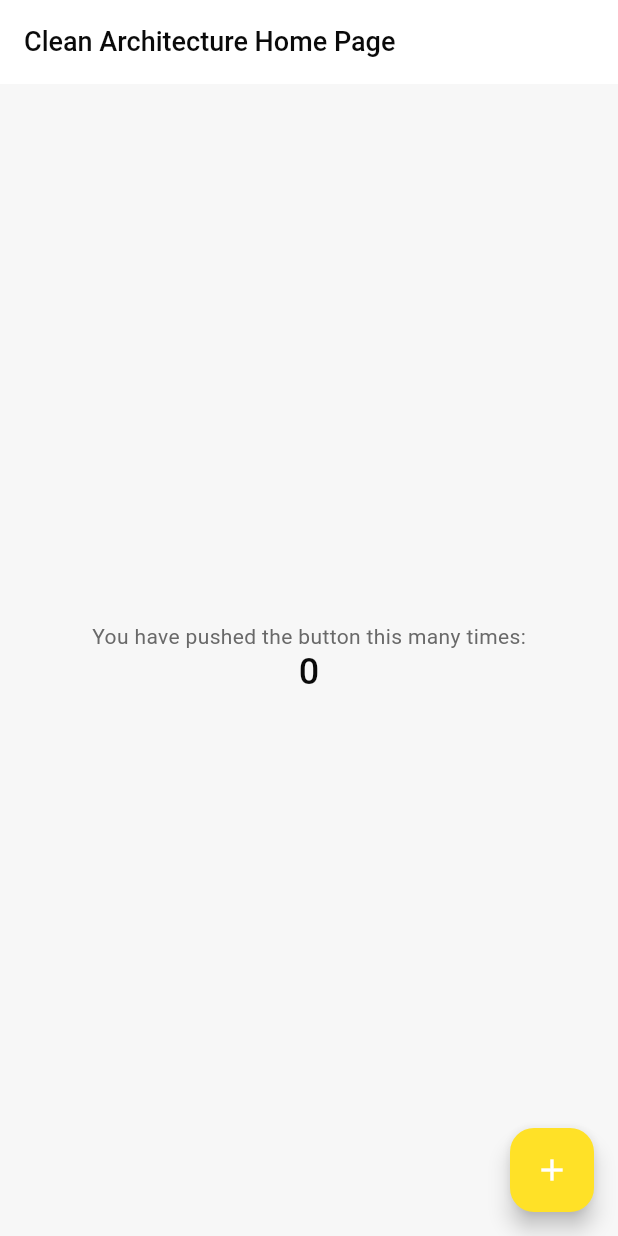
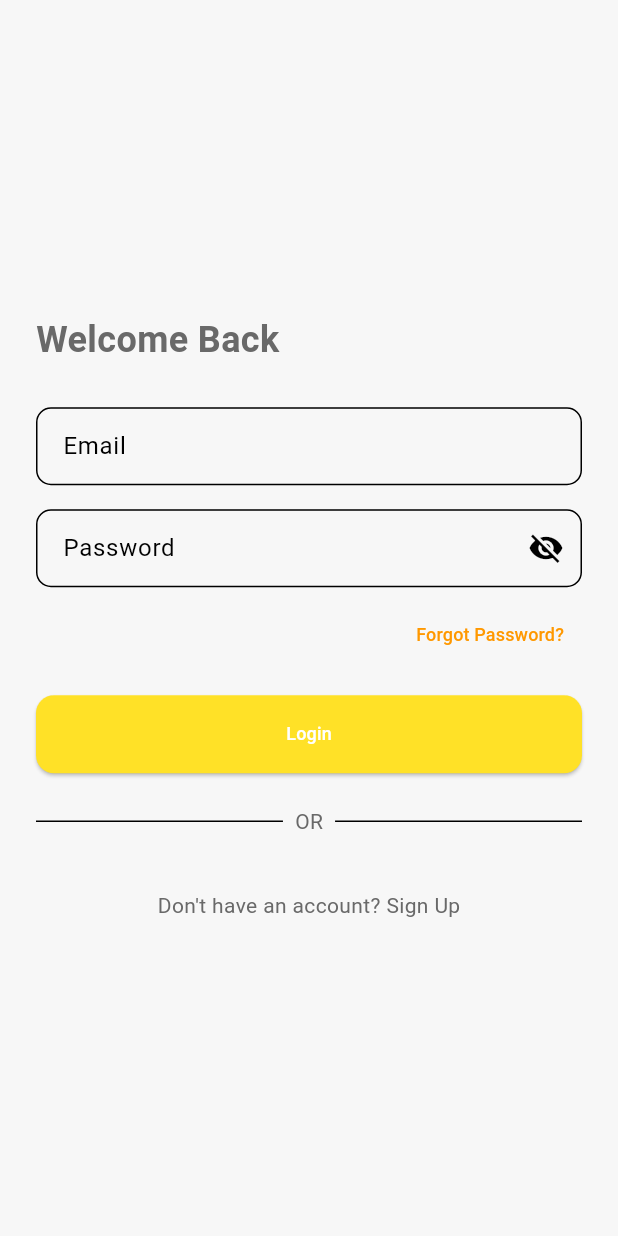
Before and after one commit to JiyadAhammad/clean_architecture_flutter_demo, a Flutter app: the screen it shows after launch, on a phone screen of 412 x 824 dp. Run offline on Flutter 3.47's test engine with Material 3 defaults, Android fonts, the phone set to English and light mode, and no system bars; our stand-ins replace device_info_plus, dio, flutter_secure_storage, freezed_annotation, get_it, package_info_plus; missing offline and left inert: dio_cache_interceptor; Roboto replaces fonts that are missing (GeneralSans).

Commit message:
Auth Ui layer created

```diff
--- a/lib/core/extensions/extensions.dart
+++ b/lib/core/extensions/extensions.dart
@@ -1,4 +1,4 @@
+export 'context_extensions.dart';
+export 'datetime_extensions.dart';
+export 'num_extensions.dart';
 export 'string_extensions.dart';
-export 'num_extensions.dart';
-export 'datetime_extensions.dart';
-export 'context_extensions.dart';
--- a/lib/core/theme/app_button_theme.dart
+++ b/lib/core/theme/app_button_theme.dart
@@ -3,13 +3,12 @@ import 'package:flutter/material.dart';
 ElevatedButtonThemeData primaryButtonTheme({
   required Color background,
   required Color foreground,
-  required TextStyle textStyle,
 }) {
   return ElevatedButtonThemeData(
     style: ElevatedButton.styleFrom(
       backgroundColor: background,
       foregroundColor: foreground,
-      textStyle: textStyle,
+      textStyle: const TextStyle(color: Colors.white),
       minimumSize: const Size(double.infinity, 52),
       shape: RoundedRectangleBorder(borderRadius: BorderRadius.circular(12)),
     ),
--- a/lib/core/theme/dark_theme.dart
+++ b/lib/core/theme/dark_theme.dart
@@ -24,7 +24,6 @@ ThemeData darkTheme() {
     elevatedButtonTheme: primaryButtonTheme(
       background: AppColors.yellowDark,
       foreground: Colors.black,
-      textStyle: textTheme.labelLarge!,
     ),
 
     appBarTheme: const AppBarTheme(
--- a/lib/core/theme/light_theme.dart
+++ b/lib/core/theme/light_theme.dart
@@ -30,7 +30,6 @@ ThemeData lightTheme() {
     elevatedButtonTheme: primaryButtonTheme(
       background: AppColors.yellow,
       foreground: Colors.black,
-      textStyle: textTheme.labelLarge!,
     ),
 
     snackBarTheme: const SnackBarThemeData(
--- a/lib/core/ui/widgets/button/primary_button.dart
+++ b/lib/core/ui/widgets/button/primary_button.dart
@@ -22,34 +22,26 @@ class PrimaryButton extends StatelessWidget {
       width: isLoading ? 52 : double.infinity,
       child: ElevatedButton(
         onPressed: isLoading ? null : onPressed,
-        style: ElevatedButton.styleFrom(
-          backgroundColor: theme.colorScheme.primary,
-          foregroundColor: theme.colorScheme.onPrimary,
-          disabledBackgroundColor: theme.colorScheme.primary.withValues(
-            alpha: 0.6,
-          ),
-          shape: RoundedRectangleBorder(
-            borderRadius: BorderRadius.circular(isLoading ? 26 : 12),
-          ),
-        ),
         child: AnimatedSwitcher(
           duration: const Duration(milliseconds: 200),
           child: isLoading
               ? SizedBox(
-                  key: const ValueKey('loader'),
+                  key: const ValueKey<String>('loader'),
                   height: 22,
                   width: 22,
                   child: CircularProgressIndicator(
                     strokeWidth: 2,
-                    valueColor: AlwaysStoppedAnimation(
+                    valueColor: AlwaysStoppedAnimation<Color>(
                       theme.colorScheme.onPrimary,
                     ),
                   ),
                 )
               : Text(
                   label,
-                  key: const ValueKey('label'),
-                  style: theme.textTheme.labelLarge,
+                  key: const ValueKey<String>('label'),
+                  style: theme.textTheme.labelLarge!.copyWith(
+                    color: Colors.white,
+                  ),
                 ),
         ),
       ),
--- a/lib/features/auth/presentation/pages/login_page.dart
+++ b/lib/features/auth/presentation/pages/login_page.dart
@@ -0,0 +1,128 @@
+import 'package:flutter/material.dart';
+
+import '../../../../core/ui/widgets/widgets.dart';
+
+class LoginPage extends StatefulWidget {
+  const LoginPage({super.key});
+
+  @override
+  State<LoginPage> createState() => _LoginPageState();
+}
+
+class _LoginPageState extends State<LoginPage> {
+  final TextEditingController emailController = TextEditingController();
+  final TextEditingController passwordController = TextEditingController();
+  bool obscurePassword = true;
+
+  @override
+  Widget build(BuildContext context) {
+    return Scaffold(
+      body: SafeArea(
+        child: Padding(
+          padding: const EdgeInsets.all(24),
+          child: Column(
+            crossAxisAlignment: CrossAxisAlignment.start,
+            children: <Widget>[
+              const Spacer(),
+
+              /// Title
+              const Text(
+                'Welcome Back',
+                style: TextStyle(fontSize: 24, fontWeight: FontWeight.bold),
+              ),
+
+              const SizedBox(height: 32),
+
+              /// Email
+              AppTextField(hint: 'Email', controller: emailController),
+
+              const SizedBox(height: 16),
+
+              /// Password
+              AppTextField(
+                hint: 'Password',
+                controller: passwordController,
+                obscureText: obscurePassword,
+                suffix: IconButton(
+                  icon: Icon(
+                    obscurePassword ? Icons.visibility_off : Icons.visibility,
+                  ),
+                  onPressed: () {
+                    setState(() {
+                      obscurePassword = !obscurePassword;
+                    });
+                  },
+                ),
+              ),
+
+              const SizedBox(height: 8),
+
+              /// Forgot password
+              Align(
+                alignment: Alignment.centerRight,
+                child: TextButton(
+                  onPressed: () {},
+                  child: const Text(
+                    'Forgot Password?',
+                    style: TextStyle(color: Colors.orange),
+                  ),
+                ),
+              ),
+
+              const SizedBox(height: 16),
+
+              /// Login button
+              PrimaryButton(
+                label: 'Login',
+                onPressed: () {
+                  // Bloc event will go here
+                },
+              ),
+
+              const SizedBox(height: 24),
+
+              /// Divider
+              const Row(
+                children: <Widget>[
+                  Expanded(child: Divider()),
+                  Padding(
+                    padding: EdgeInsets.symmetric(horizontal: 8),
+                    child: Text('OR'),
+                  ),
+                  Expanded(child: Divider()),
+                ],
+              ),
+
+              const SizedBox(height: 24),
+
+              /// Google login
+              // OutlinedButton.icon(
+              //   onPressed: () {},
+              //   icon: Image.network(
+              //     'https://upload.wikimedia.org/wikipedia/commons/0/09/IOS_Google_icon.png',
+              //     height: 18,
+              //   ),
+              //   label: const Text('Login with Google'),
+              //   style: OutlinedButton.styleFrom(
+              //     minimumSize: const Size(double.infinity, 52),
+              //   ),
+              // ),
+              const SizedBox(height: 16),
+
+              /// Sign up
+              Row(
+                mainAxisAlignment: MainAxisAlignment.center,
+                children: <Widget>[
+                  const Text("Don't have an account? "),
+                  GestureDetector(onTap: () {}, child: const Text('Sign Up')),
+                ],
+              ),
+
+              const Spacer(),
+            ],
+          ),
+        ),
+      ),
+    );
+  }
+}
--- a/lib/main.dart
+++ b/lib/main.dart
@@ -4,6 +4,7 @@ import 'core/di/injection_container.dart';
 import 'core/env/app_environment.dart';
 import 'core/theme/app_theme.dart';
 import 'core/ui/commands/app_commands.dart';
+import 'features/auth/presentation/pages/login_page.dart';
 
 Future<void> main() async {
   WidgetsFlutterBinding.ensureInitialized();
@@ -23,57 +24,9 @@ class MyApp extends StatelessWidget {
       navigatorKey: AppCommands.navigatorKey,
       theme: AppTheme.light,
       darkTheme: AppTheme.dark,
-      themeMode: ThemeMode.system,
       title: 'Clean Architecture',
 
-      home: const MyHomePage(title: 'Clean Architecture Home Page'),
+      home: const LoginPage(),
     );
   }
 }
-
-class MyHomePage extends StatefulWidget {
-  const MyHomePage({super.key, required this.title});
-
-  final String title;
-
-  @override
-  State<MyHomePage> createState() => _MyHomePageState();
-}
-
-class _MyHomePageState extends State<MyHomePage> {
-  int _counter = 0;
-
-  void _incrementCounter() {
-    setState(() {
-      _counter++;
-    });
-  }
-
-  @override
-  Widget build(BuildContext context) {
-    return Scaffold(
-      appBar: AppBar(
-        backgroundColor: Theme.of(context).colorScheme.inversePrimary,
-
-        title: Text(widget.title),
-      ),
-      body: Center(
-        child: Column(
-          mainAxisAlignment: MainAxisAlignment.center,
-          children: <Widget>[
-            const Text('You have pushed the button this many times:'),
-            Text(
-              '$_counter',
-              style: Theme.of(context).textTheme.headlineMedium,
-            ),
-          ],
-        ),
-      ),
-      floatingActionButton: FloatingActionButton(
-        onPressed: _incrementCounter,
-        tooltip: 'Increment',
-        child: const Icon(Icons.add),
-      ),
-    );
-  }
-}
```
Also changed, not shown: lib/core/theme/app_typography.dart (+7 -0 lines), lib/features/auth/data/datasources/auth_remote_datasource.dart (+29 -30 lines), 1 other file.
